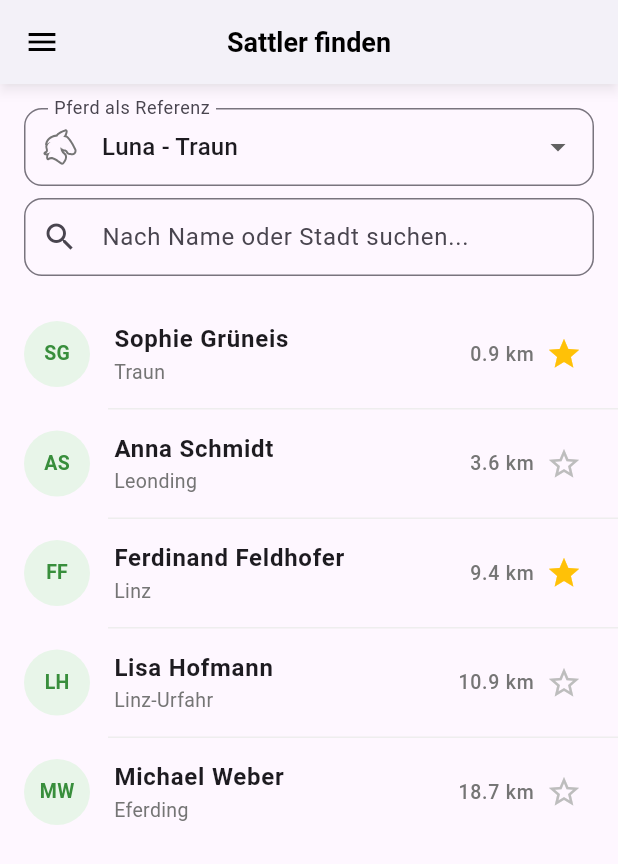
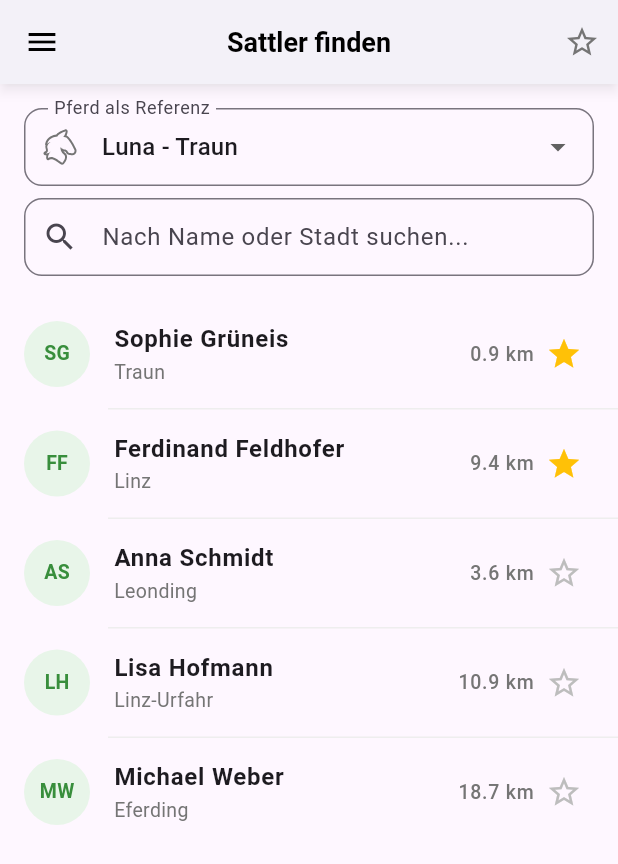
Before and after one commit to syp-equipressure/equipressure, a Flutter app: the FindSaddler screen opened directly, on a phone screen of 412 x 824 dp. Shown: the top 864 px of the screen. Run offline on Flutter 3.47's test engine with Material 3 defaults, Android fonts, the light colour scheme and no system bars; our stand-ins replace file_picker, flutter_map, flutter_svg, font_awesome_flutter, image_picker, latlong2 and 3 more; missing offline and left inert: flutter_map_cancellable_tile_provider; accounts and stored records are empty.

Commit message:
feat: favourites has finally use

```diff
--- a/reiter_frontend/lib/screens/find_saddler/find_saddler.dart
+++ b/reiter_frontend/lib/screens/find_saddler/find_saddler.dart
@@ -25,6 +25,7 @@ class _FindSaddlerState extends State<FindSaddler> {
   Horse? _selectedHorse;
   bool _isLoading = true;
   String _searchQuery = '';
+  bool _showOnlyFavorites = false;
 
   @override
   void initState() {
@@ -84,6 +85,11 @@ class _FindSaddlerState extends State<FindSaddler> {
   List<Saddler> get _sortedFilteredSaddlers {
     var filtered = _saddlers.toList();
 
+    // Filter favorites only
+    if (_showOnlyFavorites) {
+      filtered = filtered.where((s) => s.isFavorite).toList();
+    }
+
     // Filter by search query
     if (_searchQuery.isNotEmpty) {
       final query = _searchQuery.toLowerCase();
@@ -93,9 +99,13 @@ class _FindSaddlerState extends State<FindSaddler> {
       ).toList();
     }
 
-    // Sort by distance if a horse with location is selected, otherwise alphabetically
+    // Sort: favorites first, then by distance or alphabetically
     if (_selectedHorse != null && _selectedHorse!.hasStableLocation) {
       filtered.sort((a, b) {
+        if (!_showOnlyFavorites) {
+          if (a.isFavorite && !b.isFavorite) return -1;
+          if (!a.isFavorite && b.isFavorite) return 1;
+        }
         final distA = _distanceToSaddler(a);
         final distB = _distanceToSaddler(b);
         if (distA == null && distB == null) return a.name.compareTo(b.name);
@@ -104,7 +114,13 @@ class _FindSaddlerState extends State<FindSaddler> {
         return distA.compareTo(distB);
       });
     } else {
-      filtered.sort((a, b) => a.name.compareTo(b.name));
+      filtered.sort((a, b) {
+        if (!_showOnlyFavorites) {
+          if (a.isFavorite && !b.isFavorite) return -1;
+          if (!a.isFavorite && b.isFavorite) return 1;
+        }
+        return a.name.compareTo(b.name);
+      });
     }
 
     return filtered;
@@ -147,6 +163,19 @@ class _FindSaddlerState extends State<FindSaddler> {
           ),
         ),
         centerTitle: true,
+        actions: [
+          IconButton(
+            icon: Icon(
+              _showOnlyFavorites ? Icons.star : Icons.star_border,
+              color: _showOnlyFavorites ? Colors.amber : Colors.grey[600],
+            ),
+            onPressed: () {
+              setState(() {
+                _showOnlyFavorites = !_showOnlyFavorites;
+              });
+            },
+          ),
+        ],
       ),
       body: _isLoading
           ? const Center(child: CircularProgressIndicator())
@@ -244,16 +273,29 @@ class _FindSaddlerState extends State<FindSaddler> {
         child: Column(
           mainAxisSize: MainAxisSize.min,
           children: [
-            Icon(Icons.search_off, size: 64, color: Colors.grey[300]),
+            Icon(
+              _showOnlyFavorites ? Icons.star_border : Icons.search_off,
+              size: 64,
+              color: Colors.grey[300],
+            ),
             const SizedBox(height: 16),
             Text(
-              'Keine Sattler gefunden',
+              _showOnlyFavorites
+                  ? 'Keine Favoriten vorhanden'
+                  : 'Keine Sattler gefunden',
               style: TextStyle(
                 fontSize: 16,
                 color: Colors.grey[600],
                 fontWeight: FontWeight.w500,
               ),
             ),
+            if (_showOnlyFavorites) ...[
+              const SizedBox(height: 8),
+              Text(
+                'Tippe auf den Stern bei einem Sattler',
+                style: TextStyle(fontSize: 13, color: Colors.grey[400]),
+              ),
+            ],
           ],
         ),
       );
```
